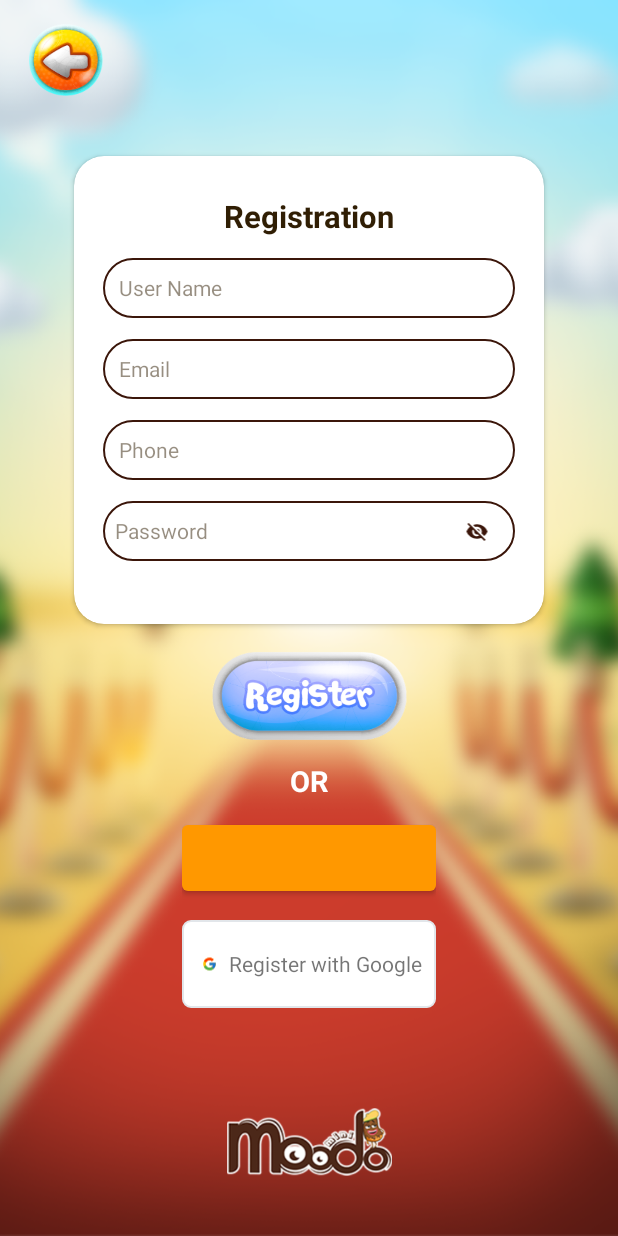
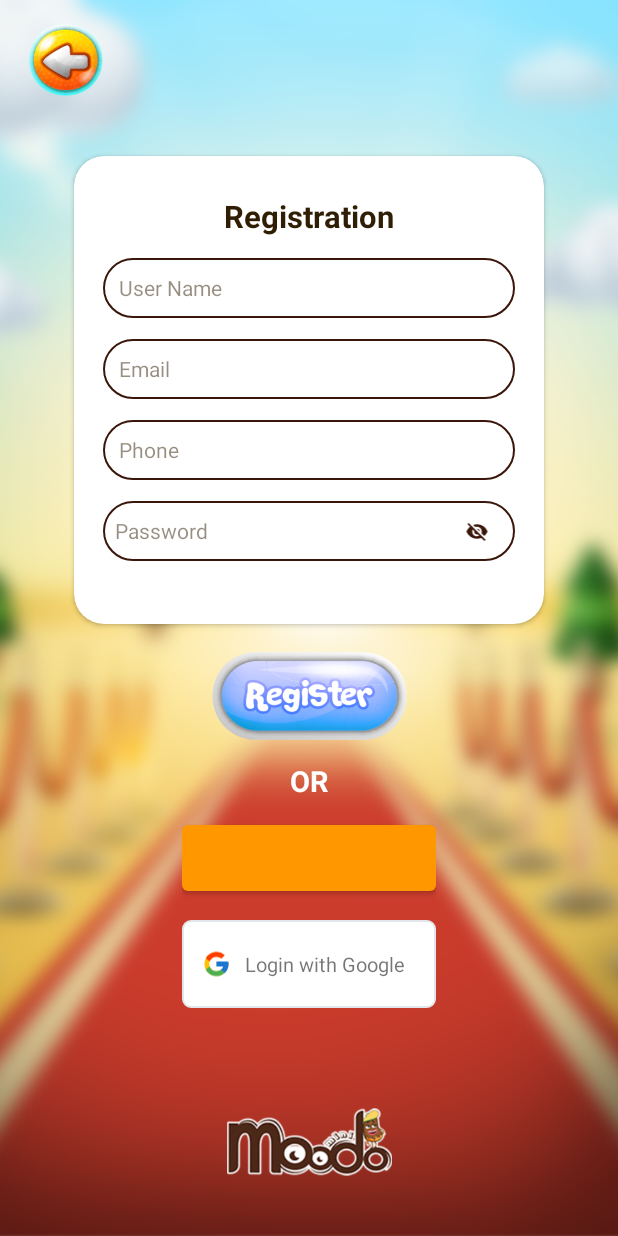
Before and after one commit to NoorElshafei/CatchMODO, an Android app: the screen it shows after launch (RegisterActivity), after a tap on an icon or button, on a phone screen of 412 x 824 dp. Run offline under Robolectric (Android 15) with nearby library versions, the phone set to English and light mode, and no system bars; our stand-ins replace Firebase (no records; nobody signed in at launch, a user with empty details on screens opened directly), data binding, sdp/ssp sizes; libraries missing offline, so code that uses them is left out: com.facebook, com.facebook.login; plain views replace LoginButton; pictures from the network do not load; 7 statements that could not run were skipped.

Commit message:
edit design

```diff
--- a/app/src/main/res/layout/activity_login.xml
+++ b/app/src/main/res/layout/activity_login.xml
@@ -217,11 +217,11 @@
 
                 <ImageView
                     android:id="@+id/imageView2"
-                    android:layout_width="@dimen/_1sdp"
+                    android:layout_width="@dimen/_15sdp"
                     android:layout_height="@dimen/_45sdp"
                     android:layout_gravity="center"
                     android:layout_marginStart="@dimen/_10sdp"
-                    android:layout_weight="1"
+
                     app:srcCompat="@drawable/ic_google">
 
 
--- a/app/src/main/res/layout/activity_register.xml
+++ b/app/src/main/res/layout/activity_register.xml
@@ -237,11 +237,11 @@
 
                 <ImageView
                     android:id="@+id/imageView2"
-                    android:layout_width="@dimen/_1sdp"
+                    android:layout_width="@dimen/_15sdp"
                     android:layout_height="@dimen/_45sdp"
                     android:layout_gravity="center"
                     android:layout_marginStart="@dimen/_10sdp"
-                    android:layout_weight="1"
+
                     app:srcCompat="@drawable/ic_google">
 
 
@@ -252,12 +252,14 @@
                     android:layout_width="wrap_content"
                     android:layout_height="wrap_content"
                     android:layout_gravity="center"
-                    android:layout_marginStart="@dimen/_6sdp"
+                    android:layout_marginStart="@dimen/_7sdp"
                     android:layout_weight="1"
-                    android:text="Register with Google" />
+                    android:text="Login with Google"
+                    android:textSize="@dimen/_10ssp" />
 
 
             </LinearLayout>
+
 
             <ImageView
                 android:id="@+id/logo"
--- a/app/src/main/res/layout/activity_result.xml
+++ b/app/src/main/res/layout/activity_result.xml
@@ -152,7 +152,7 @@
         android:id="@+id/cardView2"
         android:layout_width="@dimen/_80sdp"
         android:layout_height="@dimen/_80sdp"
-        app:cardCornerRadius="50dp"
+        app:cardCornerRadius="@dimen/_40sdp"
         app:cardElevation="10dp"
         app:layout_constraintBottom_toBottomOf="@+id/back_card"
         app:layout_constraintEnd_toEndOf="@+id/back_card"
--- a/app/src/main/res/layout/activity_top_user.xml
+++ b/app/src/main/res/layout/activity_top_user.xml
@@ -141,7 +141,7 @@
                     android:id="@+id/cart_image"
                     android:layout_width="@dimen/_30sdp"
                     android:layout_height="@dimen/_30sdp"
-                    app:cardCornerRadius="18dp"
+                    app:cardCornerRadius="@dimen/_15sdp"
                     app:layout_constraintBottom_toBottomOf="@+id/cardView3"
                     app:layout_constraintEnd_toEndOf="@+id/cardView3"
                     app:layout_constraintStart_toStartOf="@+id/cardView3"
```
Also changed, not shown: app/src/main/java/com/bbi/catchmodo/ui/activities/ResultActivity.java (+14 -0 lines), app/src/main/java/com/bbi/catchmodo/ui/activities/SignUpByFacebook.java (+7 -2 lines), app/src/main/java/com/bbi/catchmodo/ui/activities/SignUpByGoogle.java (+7 -1 lines), app/src/main/res/layout/activity_profile.xml (+5 -4 lines), app/src/main/res/layout/activity_sign_up_by_facebook.xml (+12 -0 lines), app/src/main/res/layout/activity_sign_up_by_google.xml (+11 -0 lines), app/src/main/res/layout/activity_start.xml (+4 -3 lines), app/src/main/res/drawable/skip.jpg (added).
